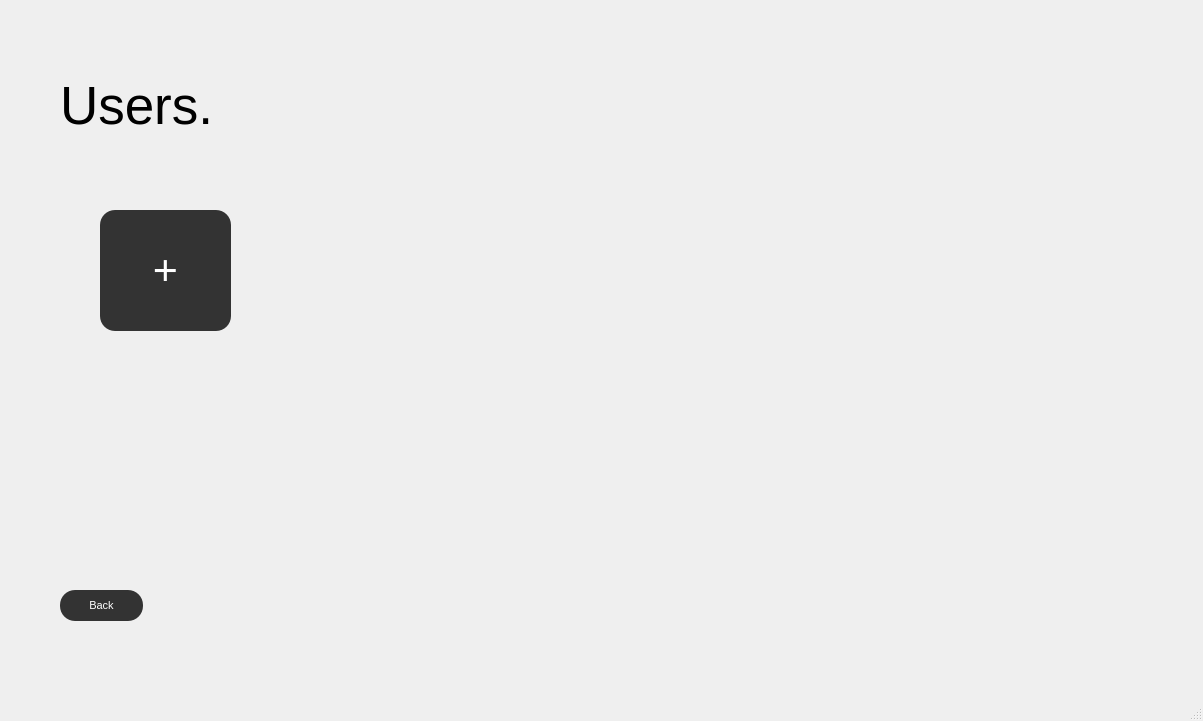
Above: code/userswindow.ui from amroomargit/Forge before the change. Below: the same form after it.
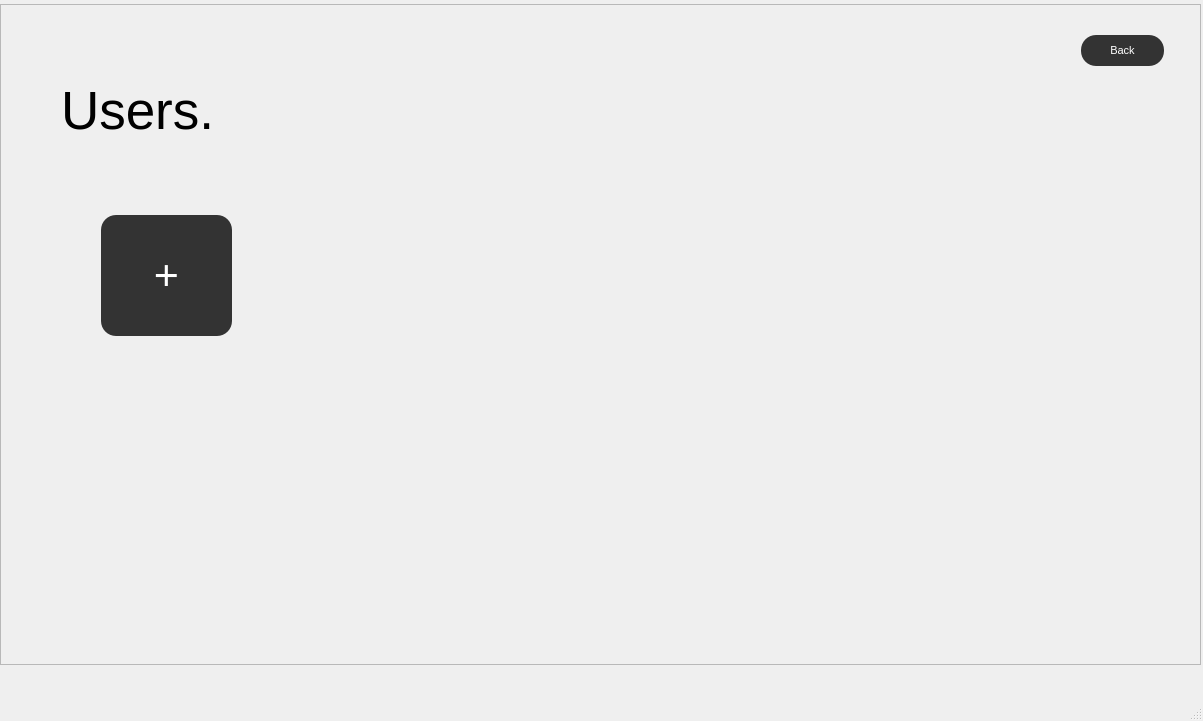
That is the form after the change. Icons and pictures are not drawn.

Commit message: Dynamically add new users from the database to the userswindow ui

Patch:
```diff
--- a/code/userswindow.ui
+++ b/code/userswindow.ui
@@ -18,22 +18,56 @@
     <normaloff>:/icons/flame-icon.png</normaloff>:/icons/flame-icon.png</iconset>
   </property>
   <widget class="QWidget" name="centralwidget">
-   <widget class="QLabel" name="titleLabel">
+   <widget class="QScrollArea" name="scrollArea">
     <property name="geometry">
      <rect>
-      <x>60</x>
-      <y>70</y>
-      <width>181</width>
-      <height>71</height>
+      <x>0</x>
+      <y>4</y>
+      <width>1201</width>
+      <height>661</height>
+     </rect>
+    </property>
+    <property name="widgetResizable">
+     <bool>true</bool>
+    </property>
+    <widget class="QWidget" name="scrollAreaWidgetContents">
+     <property name="geometry">
+      <rect>
+       <x>0</x>
+       <y>0</y>
+       <width>1199</width>
+       <height>659</height>
+      </rect>
+     </property>
+     <widget class="QPushButton" name="backButton">
+      <property name="geometry">
+       <rect>
+        <x>1080</x>
+        <y>30</y>
+        <width>83</width>
+        <height>31</height>
      </rect>
     </property>
     <property name="font">
      <font>
-      <pointsize>40</pointsize>
-     </font>
-    </property>
+        <pointsize>8</pointsize>
+       </font>
+      </property>
+      <property name="styleSheet">
+       <string notr="true">QPushButton {
+background-color: #333333;
+color: white;
+border-radius: 15px;
+padding: 10px 20px;
+}
+
+QPushButton:hover {
+     background-color: #bababa;
+color: black;
+}</string>
+      </property>
     <property name="text">
-     <string>Users.</string>
+       <string>Back</string>
     </property>
    </widget>
    <widget class="QPushButton" name="addUserButton">
@@ -69,36 +103,25 @@
      <string>+</string>
     </property>
    </widget>
-   <widget class="QPushButton" name="backButton">
+     <widget class="QLabel" name="titleLabel">
     <property name="geometry">
      <rect>
       <x>60</x>
-      <y>590</y>
-      <width>83</width>
-      <height>31</height>
+        <y>70</y>
+        <width>181</width>
+        <height>71</height>
      </rect>
     </property>
     <property name="font">
      <font>
-      <pointsize>8</pointsize>
-     </font>
-    </property>
-    <property name="styleSheet">
-     <string notr="true">QPushButton {
-background-color: #333333;
-color: white;
-border-radius: 15px;
-padding: 10px 20px;
-}
-
-QPushButton:hover {
-     background-color: #bababa;
-color: black;
-}</string>
-    </property>
+        <pointsize>40</pointsize>
+       </font>
+      </property>
     <property name="text">
-     <string>Back</string>
-    </property>
+       <string>Users.</string>
+      </property>
+     </widget>
+    </widget>
    </widget>
   </widget>
   <widget class="QMenuBar" name="menubar">
```
Lines whose indentation alone changed are shown as unchanged. The commit also changes 10 other files.
